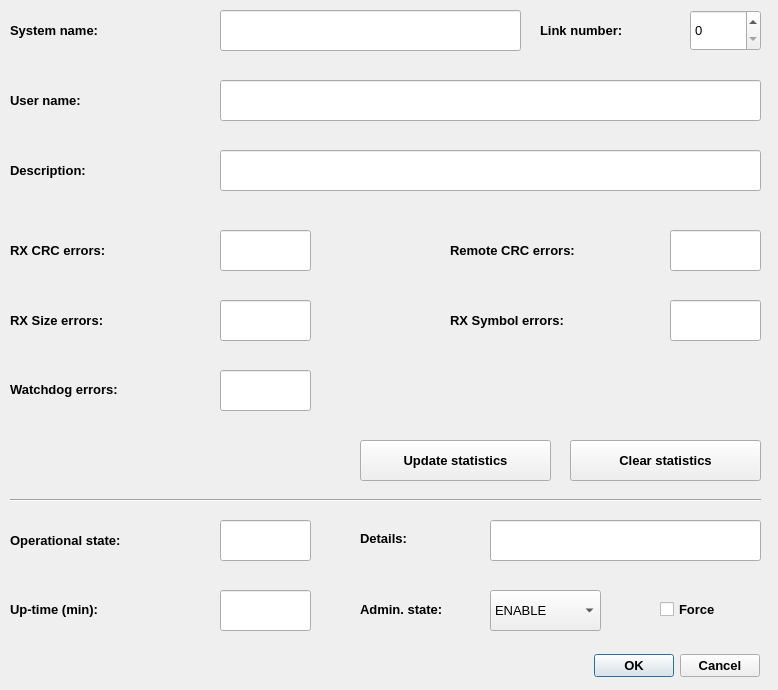
This is server/scripts/myRailIO/ui/SatLink_Dialog.ui in jonasbjurel/myRailIO as Qt 5 draws it before an edit. The edited form follows.
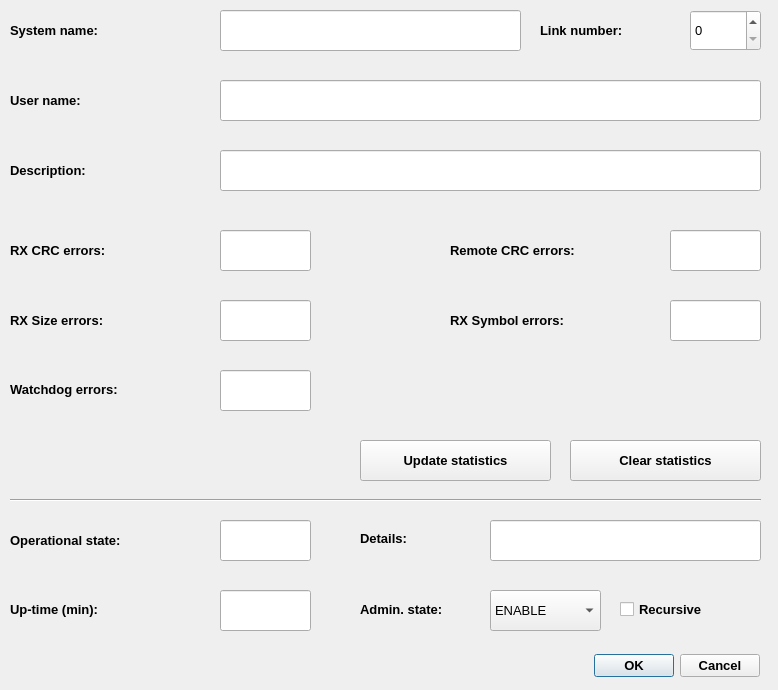
This is the edited form. Icons and pictures are not drawn.

```diff
--- a/server/scripts/myRailIO/ui/SatLink_Dialog.ui
+++ b/server/scripts/myRailIO/ui/SatLink_Dialog.ui
@@ -50,7 +50,7 @@
     <rect>
      <x>360</x>
      <y>589</y>
-     <width>131</width>
+     <width>121</width>
      <height>41</height>
     </rect>
    </property>
@@ -73,7 +73,7 @@
     <rect>
      <x>10</x>
      <y>520</y>
-     <width>211</width>
+     <width>201</width>
      <height>41</height>
     </rect>
    </property>
@@ -118,9 +118,9 @@
   <widget class="QCheckBox" name="adminStateForceCheckBox">
    <property name="geometry">
     <rect>
-     <x>660</x>
+     <x>620</x>
      <y>589</y>
-     <width>101</width>
+     <width>141</width>
      <height>41</height>
     </rect>
    </property>
@@ -135,7 +135,7 @@
     <string>&lt;html&gt;&lt;head/&gt;&lt;body&gt;&lt;p&gt;&lt;span style=&quot; font-weight:400;&quot;&gt;Satelite link administrative state [ENABLE | DISABLE]&lt;/span&gt;&lt;/p&gt;&lt;/body&gt;&lt;/html&gt;</string>
    </property>
    <property name="text">
-    <string>Force</string>
+    <string>Recursive</string>
    </property>
   </widget>
   <widget class="QLabel" name="label_5">
@@ -143,7 +143,7 @@
     <rect>
      <x>10</x>
      <y>589</y>
-     <width>211</width>
+     <width>201</width>
      <height>41</height>
     </rect>
    </property>
@@ -210,7 +210,7 @@
     <rect>
      <x>10</x>
      <y>230</y>
-     <width>211</width>
+     <width>201</width>
      <height>41</height>
     </rect>
    </property>
@@ -257,7 +257,7 @@
     <rect>
      <x>450</x>
      <y>230</y>
-     <width>201</width>
+     <width>211</width>
      <height>41</height>
     </rect>
    </property>
@@ -445,7 +445,7 @@
     <rect>
      <x>540</x>
      <y>10</y>
-     <width>131</width>
+     <width>141</width>
      <height>41</height>
     </rect>
    </property>
@@ -492,7 +492,7 @@
     <rect>
      <x>10</x>
      <y>150</y>
-     <width>211</width>
+     <width>201</width>
      <height>41</height>
     </rect>
    </property>
@@ -538,7 +538,7 @@
     <rect>
      <x>360</x>
      <y>518</y>
-     <width>131</width>
+     <width>121</width>
      <height>41</height>
     </rect>
    </property>
@@ -642,7 +642,7 @@
     <rect>
      <x>10</x>
      <y>10</y>
-     <width>131</width>
+     <width>201</width>
      <height>41</height>
     </rect>
    </property>
@@ -713,7 +713,7 @@
     <rect>
      <x>10</x>
      <y>80</y>
-     <width>131</width>
+     <width>201</width>
      <height>41</height>
     </rect>
    </property>
```
Left out of the diff: 74 changed lines with no effect on the pictures.
